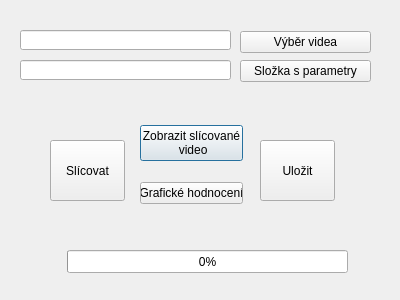
Qt form dialogy/singlevideolicovani.ui (RaphCucul/Image-registration-GUI) before a commit.
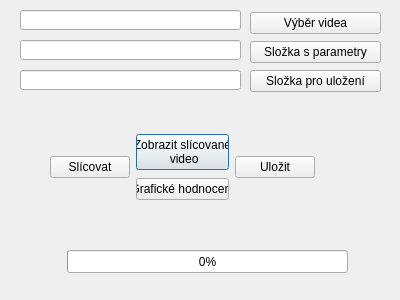
The same form after that commit.

The edit to the form file:
```diff
--- a/dialogy/singlevideolicovani.ui
+++ b/dialogy/singlevideolicovani.ui
@@ -17,8 +17,8 @@
    <property name="geometry">
     <rect>
      <x>20</x>
-     <y>30</y>
-     <width>211</width>
+     <y>10</y>
+     <width>221</width>
      <height>20</height>
     </rect>
    </property>
@@ -45,49 +45,33 @@
     <number>0</number>
    </property>
   </widget>
-  <widget class="QPushButton" name="ulozitPB">
-   <property name="geometry">
-    <rect>
-     <x>260</x>
-     <y>140</y>
-     <width>75</width>
-     <height>61</height>
-    </rect>
-   </property>
-   <property name="text">
-    <string>Uložit</string>
-   </property>
-  </widget>
   <widget class="QLineEdit" name="slozkaParametruLE">
    <property name="geometry">
     <rect>
      <x>20</x>
-     <y>60</y>
-     <width>211</width>
+     <y>40</y>
+     <width>221</width>
      <height>20</height>
     </rect>
    </property>
   </widget>
-  <widget class="QPushButton" name="slicovatPB">
+  <widget class="QLineEdit" name="lineEdit">
    <property name="geometry">
     <rect>
-     <x>50</x>
-     <y>140</y>
-     <width>75</width>
-     <height>61</height>
+     <x>20</x>
+     <y>70</y>
+     <width>221</width>
+     <height>20</height>
     </rect>
    </property>
-   <property name="text">
-    <string>Slícovat</string>
-   </property>
   </widget>
   <widget class="QWidget" name="">
    <property name="geometry">
     <rect>
-     <x>240</x>
-     <y>30</y>
+     <x>250</x>
+     <y>11</y>
      <width>131</width>
-     <height>54</height>
+     <height>83</height>
     </rect>
    </property>
    <layout class="QVBoxLayout" name="verticalLayout">
@@ -105,19 +89,33 @@
       </property>
      </widget>
     </item>
+    <item>
+     <widget class="QPushButton" name="slozkaUlozeniPB">
+      <property name="text">
+       <string>Složka pro uložení</string>
+      </property>
+     </widget>
+    </item>
    </layout>
   </widget>
   <widget class="QWidget" name="">
    <property name="geometry">
     <rect>
-     <x>140</x>
-     <y>110</y>
-     <width>103</width>
-     <height>111</height>
+     <x>50</x>
+     <y>132</y>
+     <width>265</width>
+     <height>71</height>
     </rect>
    </property>
-   <layout class="QVBoxLayout" name="verticalLayout_2">
-    <item>
+   <layout class="QGridLayout" name="gridLayout">
+    <item row="0" column="0" rowspan="2">
+     <widget class="QPushButton" name="slicovatPB">
+      <property name="text">
+       <string>Slícovat</string>
+      </property>
+     </widget>
+    </item>
+    <item row="0" column="1">
      <widget class="QPushButton" name="zobrazVysledekLicovaniPB">
       <property name="text">
        <string>Zobrazit slícované
@@ -134,7 +132,14 @@
       </property>
      </widget>
     </item>
-    <item>
+    <item row="0" column="2" rowspan="2">
+     <widget class="QPushButton" name="ulozitPB">
+      <property name="text">
+       <string>Uložit</string>
+      </property>
+     </widget>
+    </item>
+    <item row="1" column="1">
      <widget class="QPushButton" name="grafickeHodnoceniPB">
       <property name="text">
        <string>Grafické hodnocení</string>
```
